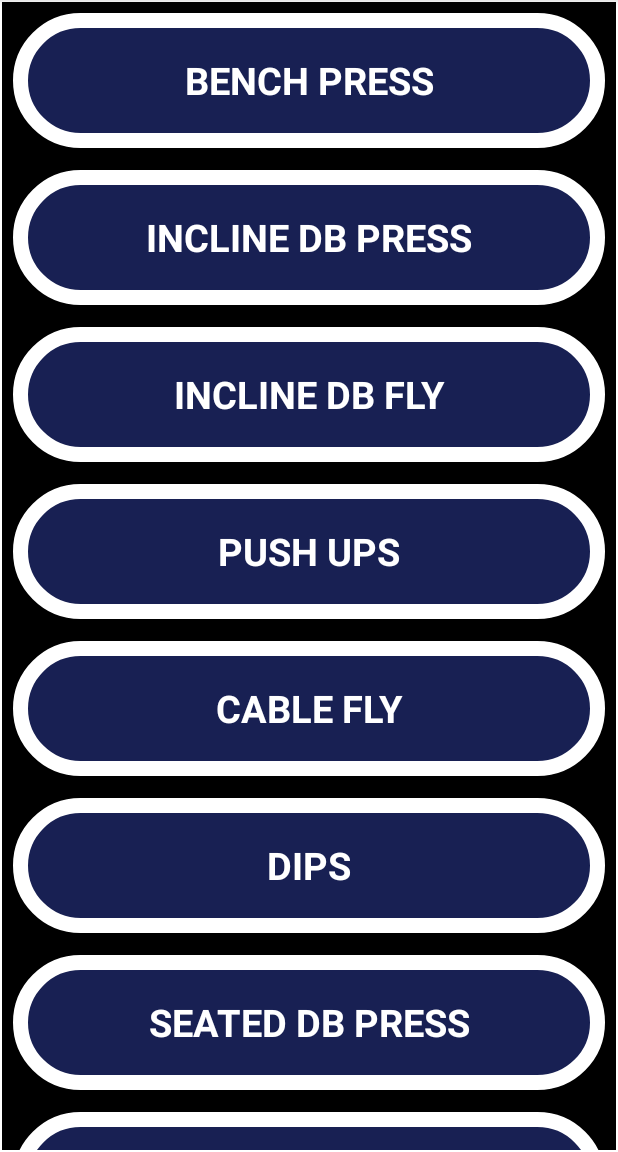
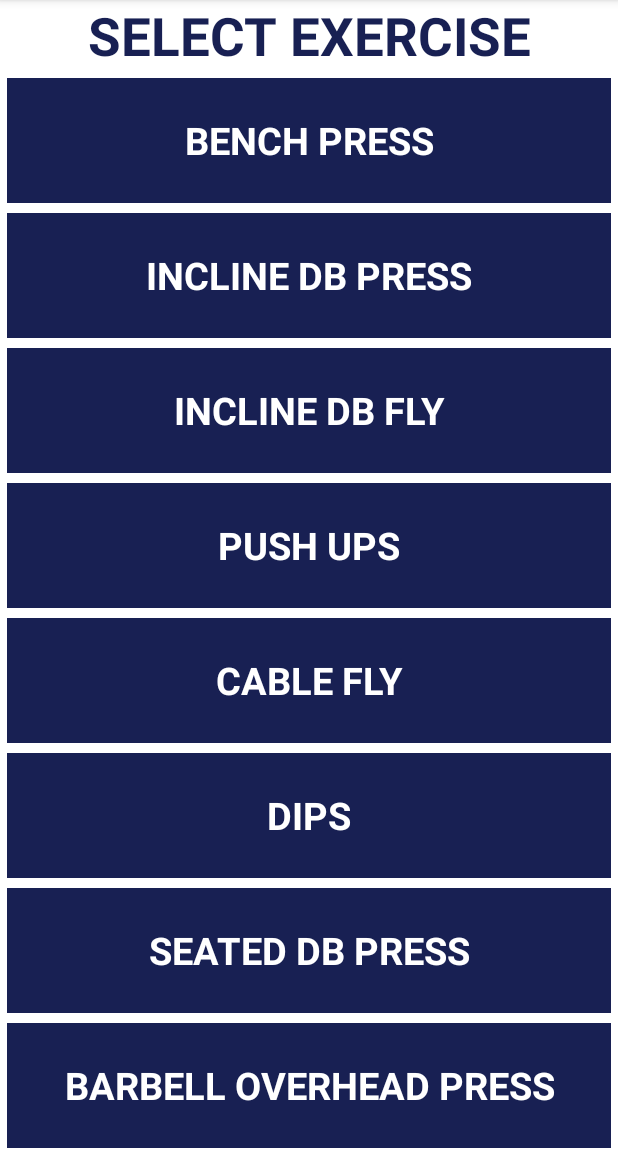
Before and after one commit to ibrahimkse/Mobil-KotlinFitnessApp, an Android app: the screen it shows after launch (MainActivity), on a phone screen of 412 x 824 dp, the part 84-1236 px from its top. Run offline under Robolectric (Android 15) with nearby library versions, the phone set to English and light mode, and no system bars.

Commit message:
design updated

```diff
--- a/app/src/main/res/drawable/rounded_corner.xml
+++ b/app/src/main/res/drawable/rounded_corner.xml
@@ -1,8 +1,8 @@
 <?xml version="1.0" encoding="utf-8"?>
 <shape xmlns:android="http://schemas.android.com/apk/res/android" >
     <stroke
-        android:width="10dp"
-        android:color="#ffffff" />
+        android:width="3dp"
+        android:color="#FFFFFF" />
 
     <solid android:color="#182053" />
 
@@ -12,5 +12,5 @@
         android:bottom="1dp"
         android:top="1dp" />
 
-    <corners android:radius="40dp" />
+    <corners android:radius="0dp" />
 </shape>
--- a/app/src/main/res/layout/activity_main.xml
+++ b/app/src/main/res/layout/activity_main.xml
@@ -1,22 +1,36 @@
 <?xml version="1.0" encoding="utf-8"?>
-<androidx.constraintlayout.widget.ConstraintLayout
-    xmlns:android="http://schemas.android.com/apk/res/android"
+<androidx.constraintlayout.widget.ConstraintLayout xmlns:android="http://schemas.android.com/apk/res/android"
     xmlns:app="http://schemas.android.com/apk/res-auto"
     xmlns:tools="http://schemas.android.com/tools"
     android:layout_width="match_parent"
     android:layout_height="match_parent"
     tools:context=".MainActivity">
 
+    <TextView
+        android:id="@+id/textView3"
+        android:layout_width="match_parent"
+        android:layout_height="wrap_content"
+        android:layout_marginBottom="1dp"
+        android:background="#ffff"
+        android:gravity="center"
+        android:text="SELECT EXERCISE"
+        android:textColor="#182053"
+        android:textSize="35sp"
+        android:textStyle="bold"
+        app:layout_constraintBottom_toTopOf="@+id/recyclerView"
+        app:layout_constraintEnd_toEndOf="parent"
+        app:layout_constraintStart_toStartOf="parent"
+        app:layout_constraintTop_toTopOf="parent" />
+
     <androidx.recyclerview.widget.RecyclerView
         android:id="@+id/recyclerView"
         android:layout_width="0dp"
         android:layout_height="0dp"
         android:layout_marginStart="1dp"
-        android:layout_marginTop="1dp"
         android:layout_marginEnd="1dp"
         android:layout_marginBottom="1dp"
         app:layout_constraintBottom_toBottomOf="parent"
         app:layout_constraintEnd_toEndOf="parent"
         app:layout_constraintStart_toStartOf="parent"
-        app:layout_constraintTop_toTopOf="parent" />
+        app:layout_constraintTop_toBottomOf="@+id/textView3" />
 </androidx.constraintlayout.widget.ConstraintLayout>
--- a/app/src/main/res/layout/recycler_row.xml
+++ b/app/src/main/res/layout/recycler_row.xml
@@ -17,7 +17,7 @@
         android:textColor= "#ffff"
 
         android:background="@drawable/rounded_corner"
-        android:layout_margin="7dp"
+        android:layout_margin="0dp"
         >
 
     </TextView>
```
